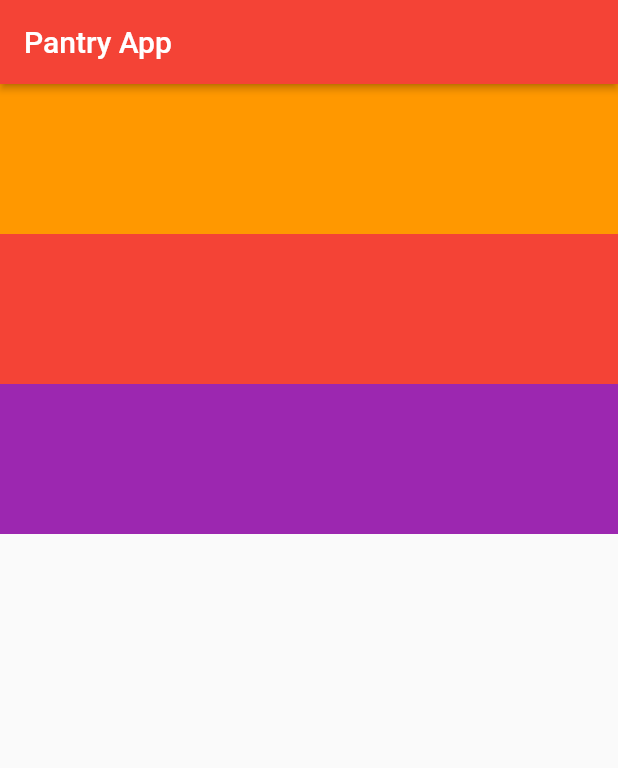
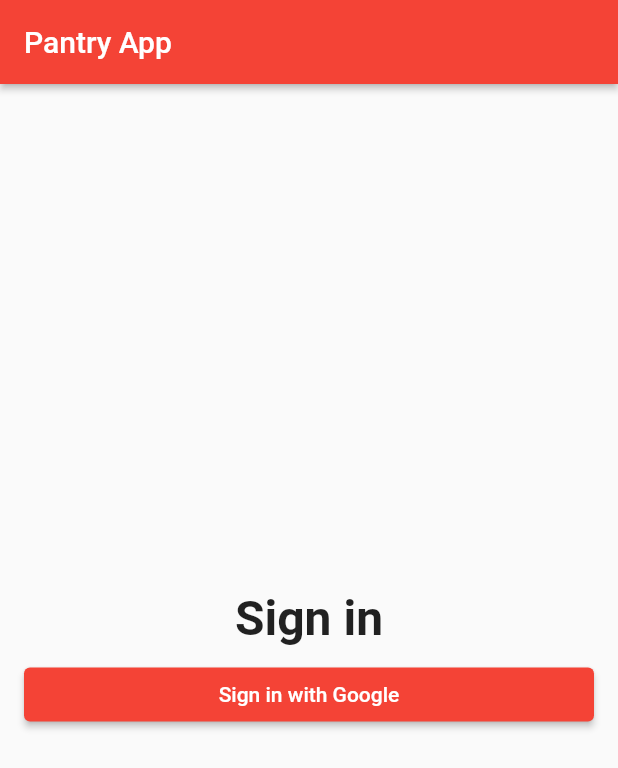
Before and after one commit to goodwijo/CIS350Project, a Flutter app: the screen it shows after launch, on a phone screen of 412 x 824 dp. Shown: the top 768 px of the screen. Run offline on Flutter 3.47's test engine with Material 2 defaults, Android fonts, the phone set to English and light mode, and no system bars.

Commit message:
Centered sign in page, added first button, added text

```diff
--- a/pantry_app/lib/app/sign_in/sign_in_page.dart
+++ b/pantry_app/lib/app/sign_in/sign_in_page.dart
@@ -10,33 +10,30 @@ class SignInPage extends StatelessWidget {
         title: const Text('Pantry App'),
         elevation: 2.0,
       ),
-      body: buildContent(),
+      body: _buildContent(),
     );
   }
 }
 
-Widget buildContent() {
-  return Container(
+Widget _buildContent() {
+  return Padding(
+    padding: EdgeInsets.all(16.0),
     child: Column(
+      mainAxisAlignment: MainAxisAlignment.center,
       crossAxisAlignment: CrossAxisAlignment.stretch,
       children: <Widget>[
-        Container(
-          color: Colors.orange,
-          child: SizedBox(
-            height: 100.0,
+        const Text(
+          'Sign in',
+          textAlign: TextAlign.center,
+          style: TextStyle(
+            fontSize: 32.0,
+            fontWeight: FontWeight.w600,
           ),
         ),
-        Container(
-          color: Colors.red,
-          child: SizedBox(
-            height: 100.0,
-          ),
-        ),
-        Container(
-          color: Colors.purple,
-          child: SizedBox(
-            height: 100.0,
-          ),
+        const SizedBox(height: 8.0),
+        ElevatedButton(
+          child: const Text('Sign in with Google'),
+          onPressed: () {},
         ),
       ],
     ),
```
